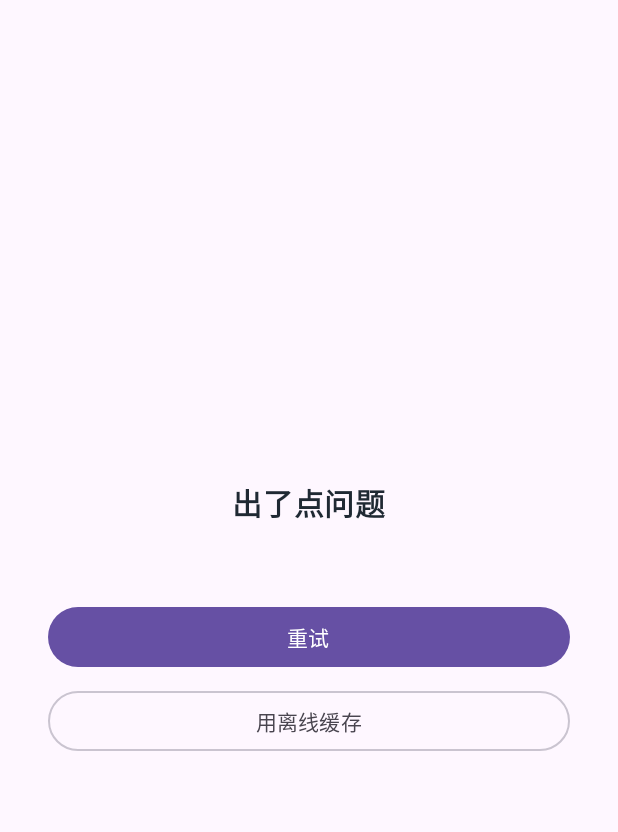
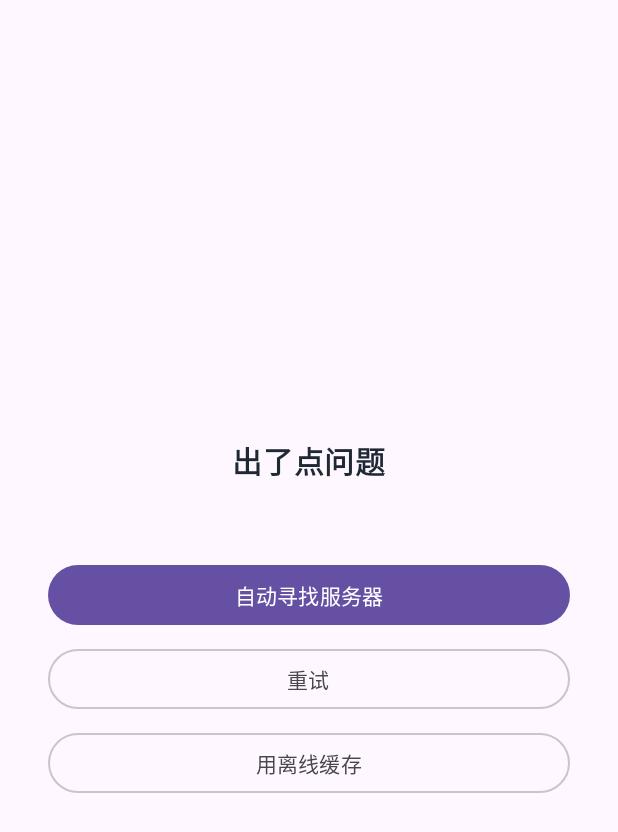
Before and after one commit to chenzhuoyu333-dot/yingbian, an Android app built with Jetpack Compose: the composable ErrorScreen called with empty values, on a phone screen of 412 x 824 dp. Shown: the top 832 px of the screen. Run offline under Robolectric (Android 15) with nearby library versions, the phone set to English and light mode, and no system bars; pictures from the network do not load.

Commit message:
﻿feat(errorscreen): 连不上时直接给"自动寻找服务器"，不用去设置里摸索
现场反馈：平板上装好后停在「出了点问题 / Failed to connect to
/10.195.159.236:8000」，只能重试或看离线缓存 —— 而地址又变了（今天第 8 次）。

ErrorScreen 增加：
- 「自动寻找服务器」按钮（主按钮位置）
- 寻找中显示进度：试上次连过的地址… / 广播寻找… / 扫描同网段… / 扫描更大的网段…
- 失败时显示实际扫过的网段，不再只说"没找到"
- 找到后自动保存并重载（repoVersion+1）

这样"地址变了"这件事，用户点一下就能自愈，不必等我重打包。

```diff
--- a/android/app/src/main/java/com/example/yingbian/ui/Screens.kt
+++ b/android/app/src/main/java/com/example/yingbian/ui/Screens.kt
@@ -1463,7 +1463,14 @@ fun LoadingScreen() {
 }
 
 @Composable
-fun ErrorScreen(message: String, onRetry: () -> Unit, onCache: () -> Unit) {
+fun ErrorScreen(
+    message: String,
+    onRetry: () -> Unit,
+    onCache: () -> Unit,
+    onFind: () -> Unit = {},
+    finding: Boolean = false,
+    findHint: String = "",
+) {
     Column(
         modifier = Modifier.fillMaxSize().padding(32.dp),
         verticalArrangement = Arrangement.Center,
@@ -1475,9 +1482,30 @@ fun ErrorScreen(message: String, onRetry: () -> Unit, onCache: () -> Unit) {
             fontSize = 13.sp,
             color = InvalidRed,
             textAlign = TextAlign.Center,
-            modifier = Modifier.padding(top = 8.dp, bottom = 18.dp),
+            modifier = Modifier.padding(top = 8.dp, bottom = 6.dp),
         )
-        Button(onClick = onRetry, modifier = Modifier.fillMaxWidth()) { Text("重试") }
+        if (findHint.isNotBlank()) {
+            Text(
+                text = findHint,
+                fontSize = 11.sp,
+                color = Muted,
+                textAlign = TextAlign.Center,
+                modifier = Modifier.padding(bottom = 10.dp),
+            )
+        } else {
+            Spacer(Modifier.height(12.dp))
+        }
+        // 连不上时最常见两种原因：地址变了、或不在同一网络。
+        // 直接给一个"自己找"，比让用户去设置里摸索有用得多。
+        Button(
+            onClick = onFind,
+            enabled = !finding,
+            modifier = Modifier.fillMaxWidth(),
+        ) {
+            Text(if (finding) "正在寻找服务器…" else "自动寻找服务器")
+        }
+        Spacer(Modifier.height(8.dp))
+        OutlinedButton(onClick = onRetry, modifier = Modifier.fillMaxWidth()) { Text("重试") }
         Spacer(Modifier.height(8.dp))
         OutlinedButton(onClick = onCache, modifier = Modifier.fillMaxWidth()) { Text("用离线缓存") }
     }
```
Also changed, not shown: android/app/src/main/java/com/example/yingbian/ui/App.kt (+31 -0 lines).
